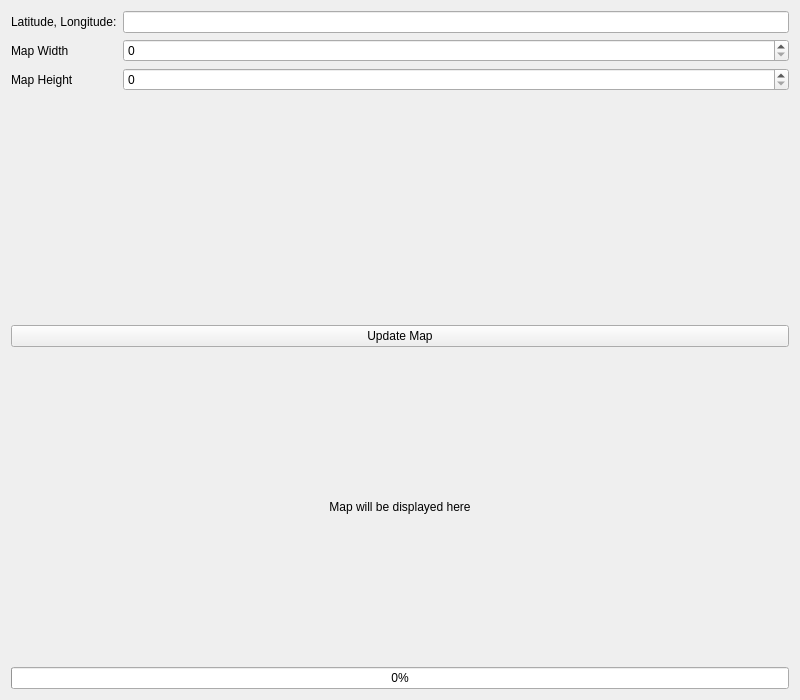
Divepit/rqt-global-viewer, file resource/Viewer.ui: the form before one commit.
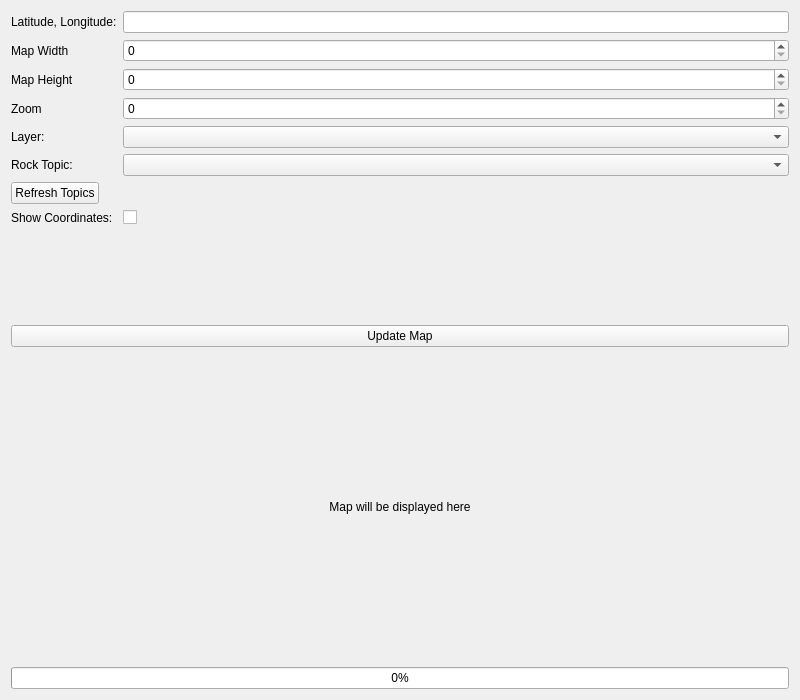
The form after the commit.

Commit message: cleanup, marker removal, coordinate grid not removable after adding

Patch:
```diff
--- a/resource/Viewer.ui
+++ b/resource/Viewer.ui
@@ -46,6 +46,57 @@
      <item row="2" column="1">
       <widget class="QSpinBox" name="mapHeight"/>
      </item>
+     <item row="3" column="0">
+      <widget class="QLabel" name="label_6">
+       <property name="text">
+        <string>Zoom</string>
+       </property>
+      </widget>
+     </item>
+     <item row="3" column="1">
+      <widget class="QSpinBox" name="mapZoom"/>
+     </item>
+     <item row="4" column="0">
+      <widget class="QLabel" name="label_7">
+       <property name="text">
+        <string>Layer:</string>
+       </property>
+      </widget>
+     </item>
+     <item row="4" column="1">
+      <widget class="QComboBox" name="layerComboBox"/>
+     </item>
+     <item row="5" column="0">
+      <widget class="QLabel" name="label_8">
+       <property name="text">
+        <string>Rock Topic:</string>
+       </property>
+      </widget>
+     </item>
+     <item row="5" column="1">
+      <widget class="QComboBox" name="rockTopicComboBox"/>
+     </item>
+     <item row="6" column="0">
+      <widget class="QPushButton" name="refreshTopicButton">
+       <property name="text">
+        <string>Refresh Topics</string>
+       </property>
+      </widget>
+     </item>
+     <item row="7" column="0">
+      <widget class="QLabel" name="label_9">
+       <property name="text">
+        <string>Show Coordinates:</string>
+       </property>
+      </widget>
+     </item>
+     <item row="7" column="1">
+      <widget class="QCheckBox" name="showCoordinatesCheckBox">
+       <property name="text">
+        <string/>
+       </property>
+      </widget>
+     </item>
     </layout>
    </item>
    <item>
```
Left out of the diff: 2 changed lines with no effect on the pictures. The commit also changes 5 other files.
